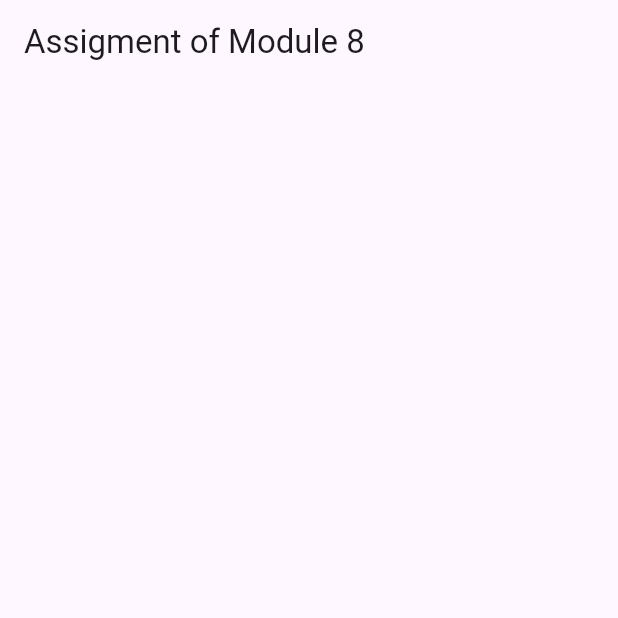
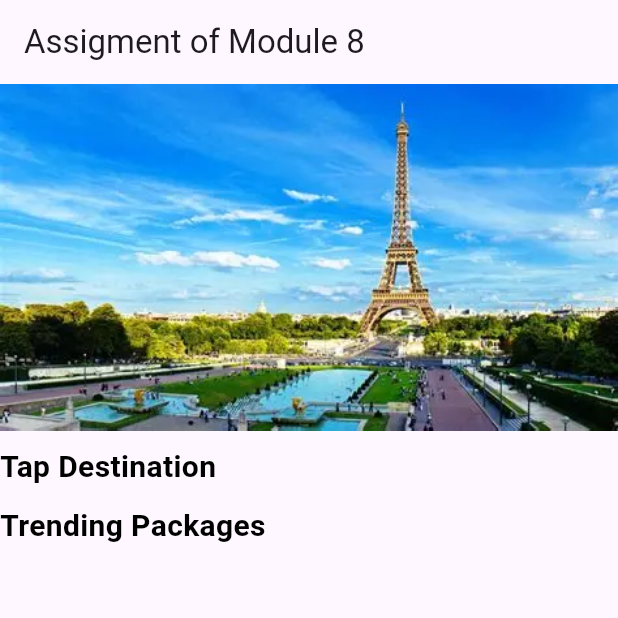
Before and after one commit to mynulyt/Flutter-UI-Design, a Flutter app: the screen it shows after launch, on a phone screen of 412 x 824 dp, the top half of it. Run offline on Flutter 3.47's test engine with Material 3 defaults, Android fonts, the phone set to English and light mode, and no system bars.

Commit message:
ui design

```diff
--- a/lib/screen/card_stack_ui_design.dart
+++ b/lib/screen/card_stack_ui_design.dart
@@ -1,10 +1,41 @@
 import 'package:flutter/material.dart';
+import 'package:flutter_ui/consts/images.dart';
 
 class TravelUI extends StatelessWidget {
   const TravelUI({super.key});
 
   @override
   Widget build(BuildContext context) {
-    return Scaffold(body: Container());
+    return Scaffold(
+      body: Column(
+        crossAxisAlignment: CrossAxisAlignment.start,
+        children: [
+          Container(child: Column(children: [Image.asset(image1)])),
+          SizedBox(height: 10),
+          Text(
+            "Tap Destination",
+            style: TextStyle(
+              fontSize: 20,
+              fontWeight: FontWeight.bold,
+              color: Colors.black,
+            ),
+          ),
+          Container(),
+
+          SizedBox(height: 10),
+          Text(
+            "Trending Packages",
+            style: TextStyle(
+              fontSize: 20,
+              fontWeight: FontWeight.bold,
+              color: Colors.black,
+            ),
+          ),
+          SizedBox(height: 10),
+          Container(),
+          SizedBox(height: 10),
+        ],
+      ),
+    );
   }
 }
```
